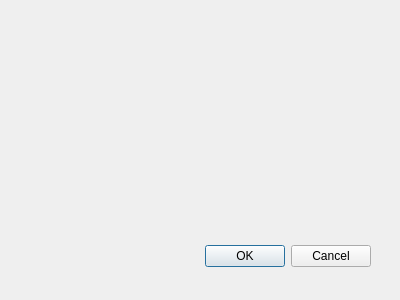
First picture: the form in Forms/formpatient.ui, repository motherlode-cmd/psyhoQt, before the edit.
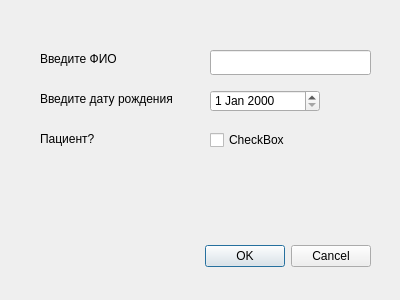
Second picture: the form after the edit.

Patch:
```diff
--- a/Forms/formpatient.ui
+++ b/Forms/formpatient.ui
@@ -29,6 +29,78 @@
     <set>QDialogButtonBox::StandardButton::Cancel|QDialogButtonBox::StandardButton::Ok</set>
    </property>
   </widget>
+  <widget class="QLabel" name="label">
+   <property name="geometry">
+    <rect>
+     <x>40</x>
+     <y>50</y>
+     <width>151</width>
+     <height>17</height>
+    </rect>
+   </property>
+   <property name="text">
+    <string>Введите ФИО</string>
+   </property>
+  </widget>
+  <widget class="QLineEdit" name="lineEdit_full_name">
+   <property name="geometry">
+    <rect>
+     <x>210</x>
+     <y>50</y>
+     <width>161</width>
+     <height>25</height>
+    </rect>
+   </property>
+  </widget>
+  <widget class="QLabel" name="label_3">
+   <property name="geometry">
+    <rect>
+     <x>40</x>
+     <y>130</y>
+     <width>161</width>
+     <height>17</height>
+    </rect>
+   </property>
+   <property name="text">
+    <string>Пациент? </string>
+   </property>
+  </widget>
+  <widget class="QLabel" name="label_2">
+   <property name="geometry">
+    <rect>
+     <x>40</x>
+     <y>90</y>
+     <width>161</width>
+     <height>17</height>
+    </rect>
+   </property>
+   <property name="text">
+    <string>Введите дату рождения</string>
+   </property>
+  </widget>
+  <widget class="QCheckBox" name="checkBox_is_patient">
+   <property name="geometry">
+    <rect>
+     <x>210</x>
+     <y>130</y>
+     <width>85</width>
+     <height>20</height>
+    </rect>
+   </property>
+   <property name="text">
+    <string>CheckBox</string>
+   </property>
+  </widget>
+  <widget class="QDateEdit" name="dateEdit_birth_date">
+   <property name="geometry">
+    <rect>
+     <x>210</x>
+     <y>90</y>
+     <width>110</width>
+     <height>22</height>
+    </rect>
+   </property>
+  </widget>
  </widget>
  <resources/>
  <connections>
```
